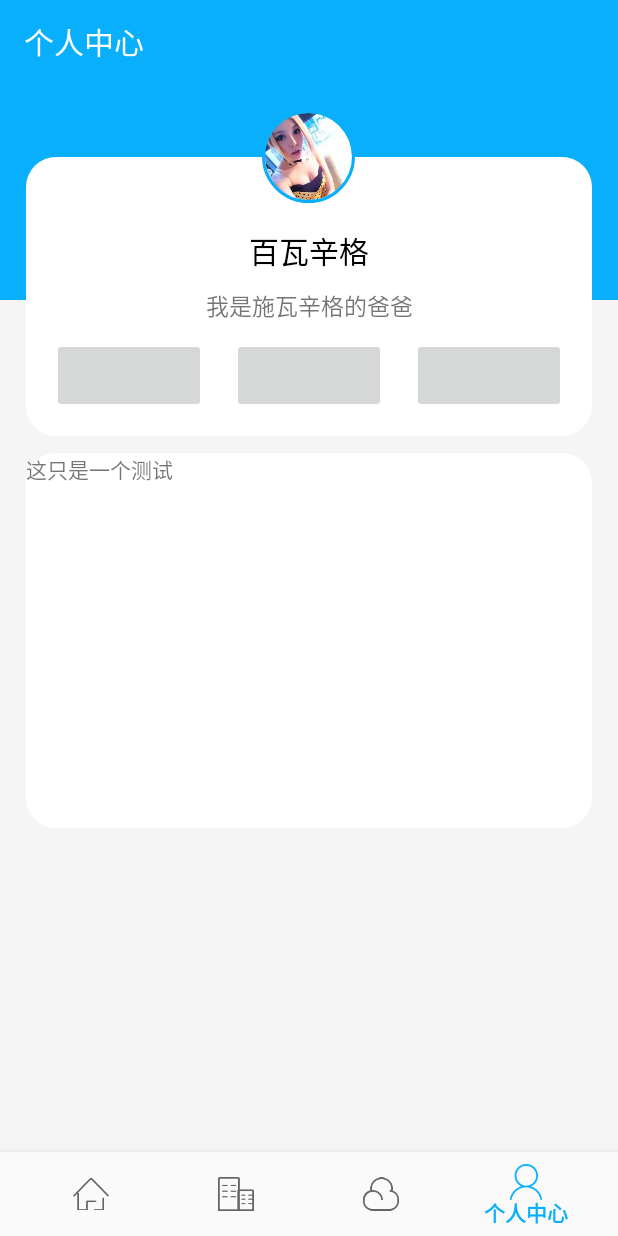
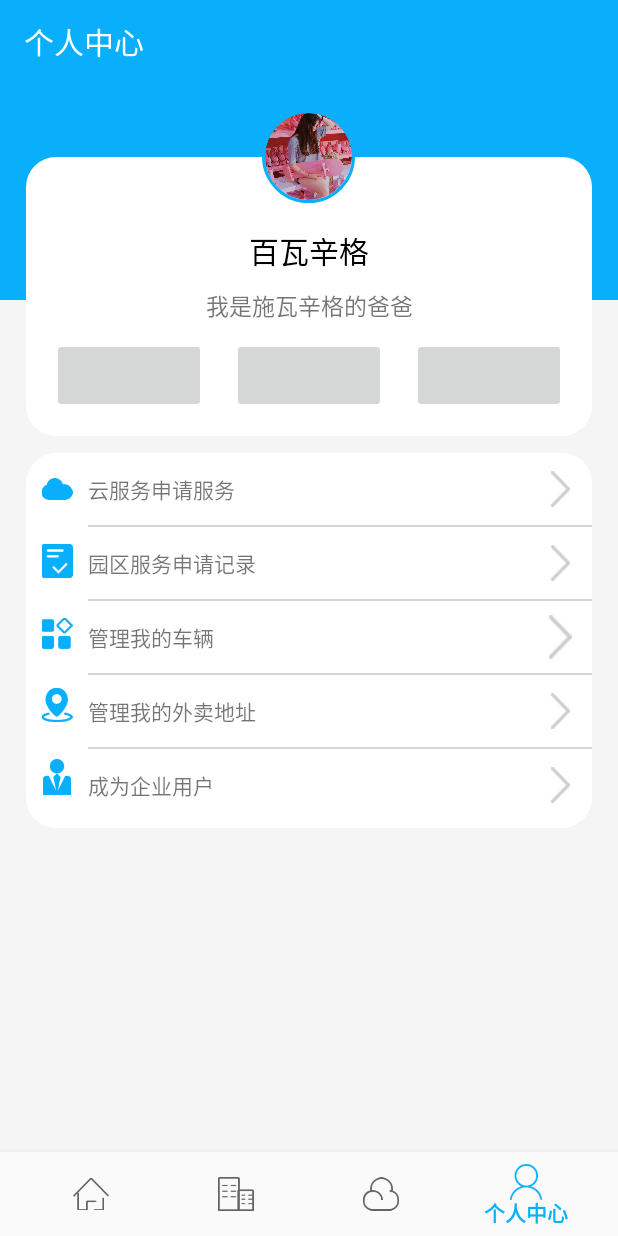
Before and after one commit to maxixi13/yuanqu, an Android app: the screen it shows after launch (MainActivity), item 4 of the bottom bar chosen, on a phone screen of 412 x 824 dp. Run offline under Robolectric (Android 15) with nearby library versions, the phone set to English and light mode, and no system bars; our stand-ins replace CircleImageView; libraries missing offline, so code that uses them is left out: com.youth.banner; 4 statements that could not run were skipped.

Commit message:
个人页面布局 icon

```diff
--- /dev/null
+++ b/app/src/main/res/drawable/linearlayout_divider.xml
@@ -0,0 +1,11 @@
+<?xml version="1.0" encoding="utf-8"?>
+<shape xmlns:android="http://schemas.android.com/apk/res/android"
+    android:shape="rectangle">
+
+    <size
+        android:width="1dp"
+        android:height="1dp" />
+
+    <solid android:color="@color/grey" />
+
+</shape>
--- a/app/src/main/res/layout/dctivity_personal.xml
+++ b/app/src/main/res/layout/dctivity_personal.xml
@@ -102,12 +102,135 @@
             android:layout_marginLeft="17dp"
             android:layout_marginRight="17dp"
             android:background="@drawable/personal_yuanjiaojuxing"
-            android:orientation="vertical">
+            android:orientation="horizontal">
+
+            <LinearLayout
+                android:layout_width="0dp"
+                android:layout_height="match_parent"
+                android:layout_weight="1"
+                android:orientation="vertical">
+
+                <ImageView
+                    android:layout_width="match_parent"
+                    android:layout_height="48dp"
+                    android:src="@drawable/personal_icon_1"
+                    android:scaleX="0.5"
+                    android:scaleY="0.5"/>
+
+                <ImageView
+                    android:layout_width="match_parent"
+                    android:layout_height="48dp"
+                    android:src="@drawable/personal_icon_2"
+                    android:scaleX="0.5"
+                    android:scaleY="0.5"/>
+
+                <ImageView
+                    android:layout_width="match_parent"
+                    android:layout_height="48dp"
+                    android:src="@drawable/personal_icon_3"
+                    android:scaleX="0.5"
+                    android:scaleY="0.5"/>
+
+                <ImageView
+                    android:layout_width="match_parent"
+                    android:layout_height="48dp"
+                    android:src="@drawable/personal_icon_4"
+                    android:scaleX="0.5"
+                    android:scaleY="0.5"/>
+
+                <ImageView
+                    android:layout_width="match_parent"
+                    android:layout_height="48dp"
+                    android:src="@drawable/personal_icon_5"
+                    android:scaleX="0.5"
+                    android:scaleY="0.5"/>
+
+            </LinearLayout>
+
+            <LinearLayout
+                android:layout_width="0dp"
+                android:layout_height="match_parent"
+                android:layout_weight="7"
+                android:orientation="vertical"
+                android:showDividers="middle"
+                android:divider="@drawable/linearlayout_divider">
 
             <TextView
                 android:layout_width="match_parent"
+                android:layout_height="48dp"
+                android:gravity="center_vertical"
+                android:text="@string/personal_title_1" />
+
+            <TextView
+                android:layout_width="match_parent"
+                android:layout_height="48dp"
+                android:text="@string/personal_title_2"
+                android:gravity="center_vertical" />
+
+            <TextView
+                android:layout_width="match_parent"
+                android:layout_height="48dp"
+                android:text="@string/personal_title_3"
+                android:gravity="center_vertical"/>
+
+            <TextView
+                android:layout_width="match_parent"
+                android:layout_height="48dp"
+                android:text="@string/personal_title_4"
+                android:gravity="center_vertical"/>
+
+            <TextView
+                android:layout_width="match_parent"
+                android:layout_height="48dp"
+                android:text="@string/personal_title_5"
+                android:gravity="center_vertical"/>
+
+            </LinearLayout>
+
+            <LinearLayout
+                android:layout_width="0dp"
                 android:layout_height="match_parent"
-                android:text="这只是一个测试" />
+                android:layout_weight="1"
+                android:showDividers="middle"
+                android:divider="@drawable/linearlayout_divider"
+                android:orientation="vertical">
+
+                <ImageView
+                    android:layout_width="match_parent"
+                    android:layout_height="48dp"
+                    android:src="@drawable/personal_jiantou"
+                    android:scaleY="0.5"
+                    android:scaleX="0.5"/>
+
+                <ImageView
+                    android:layout_width="match_parent"
+                    android:layout_height="48dp"
+                    android:src="@drawable/personal_jiantou"
+                    android:scaleY="0.5"
+                    android:scaleX="0.5"/>
+
+                <ImageView
+                    android:layout_width="match_parent"
+                    android:layout_height="48dp"
+                    android:src="@drawable/personal_jiantou"
+                    android:scaleY="0.6"
+                    android:scaleX="0.6"/>
+
+                <ImageView
+                    android:layout_width="match_parent"
+                    android:layout_height="48dp"
+                    android:src="@drawable/personal_jiantou"
+                    android:scaleY="0.5"
+                    android:scaleX="0.5"/>
+
+                <ImageView
+                    android:layout_width="match_parent"
+                    android:layout_height="48dp"
+                    android:src="@drawable/personal_jiantou"
+                    android:scaleY="0.5"
+                    android:scaleX="0.5"/>
+            </LinearLayout>
+
         </LinearLayout>
 
     </RelativeLayout>
--- a/app/src/main/res/values/colors.xml
+++ b/app/src/main/res/values/colors.xml
@@ -4,6 +4,7 @@
     <color name="colorPrimaryDark">#09affb</color>
     <color name="colorAccent">#FF4081</color>
     <color name="f5f5f5">#f5f5f5</color>
+    <color name="grey">#d5d5d5</color>
     <color name="black">#000</color>
     <color name="top_blue">#09affb</color>
 </resources>
--- a/app/src/main/res/values/strings.xml
+++ b/app/src/main/res/values/strings.xml
@@ -10,4 +10,9 @@
     <string name="title_activity_parkservice">parkservice</string>
     <string name="title_dashboard">Dashboard</string>
     <string name="title_notifications">Notifications</string>
+    <string name="personal_title_1">云服务申请服务</string>
+    <string name="personal_title_2">园区服务申请记录</string>
+    <string name="personal_title_3">管理我的车辆</string>
+    <string name="personal_title_4">管理我的外卖地址</string>
+    <string name="personal_title_5">成为企业用户</string>
 </resources>
```
Also changed, not shown: app/src/main/res/drawable/personal_icon_1.png (added), app/src/main/res/drawable/personal_icon_2.png (added), app/src/main/res/drawable/personal_icon_3.png (added), app/src/main/res/drawable/personal_icon_4.png (added), app/src/main/res/drawable/personal_icon_5.png (added), app/src/main/res/drawable/personal_jiantou.png (added), app/src/main/res/drawable/texttouxiang.jpg.
